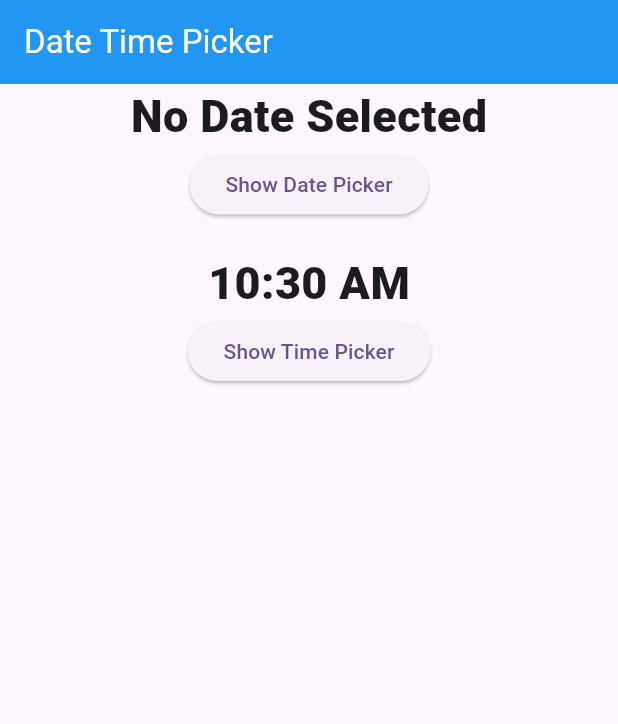
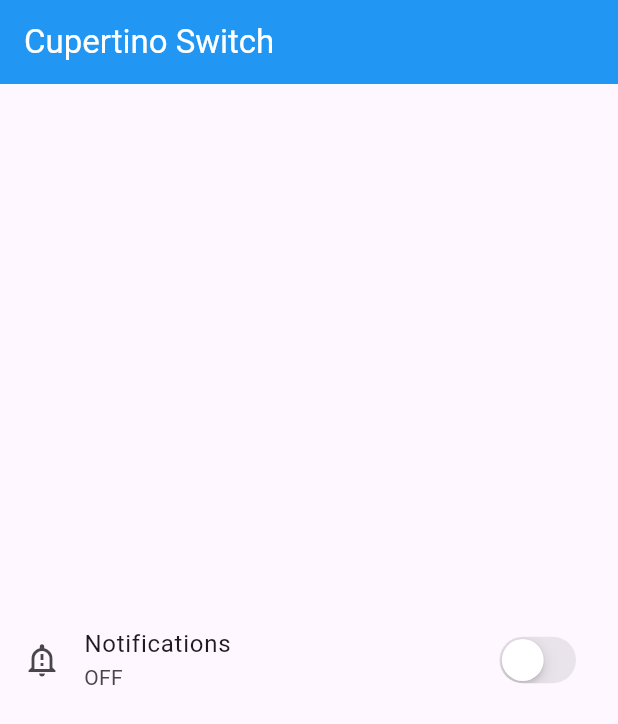
Before and after one commit to AbRehman536/Flutter_sec_9, a Flutter app: the screen it shows after launch, on a phone screen of 412 x 824 dp. Shown: the top 724 px of the screen. Run offline on Flutter 3.47's test engine with Material 3 defaults, Android fonts, the light colour scheme and no system bars; our stand-ins replace curved_navigation_bar, smooth_page_indicator.

Commit message:
Cupertino switch and Slider done

```diff
--- /dev/null
+++ b/lib/cupertino_switch.dart
@@ -0,0 +1,37 @@
+import 'package:flutter/cupertino.dart';
+import 'package:flutter/material.dart';
+
+class CupertinoSwitchDemo extends StatefulWidget {
+  const CupertinoSwitchDemo({super.key});
+
+  @override
+  State<CupertinoSwitchDemo> createState() => _CupertinoSwitchDemoState();
+}
+
+class _CupertinoSwitchDemoState extends State<CupertinoSwitchDemo> {
+  bool isSwitchOn = false;
+  @override
+  Widget build(BuildContext context) {
+    return Scaffold(
+      appBar: AppBar(
+        title: Text("Cupertino Switch"),
+        backgroundColor: Colors.blue,
+        foregroundColor: Colors.white,
+      ),
+      body: Center(child:
+          ListTile(
+            leading: Icon(isSwitchOn ? Icons.notifications : Icons.notification_important_outlined),
+            title: Text("Notifications"),
+            subtitle: Text(isSwitchOn ? "ON" : "OFF"),
+            trailing: CupertinoSwitch(
+              value: isSwitchOn,
+              onChanged: (bool value) {
+                setState(() {
+                  isSwitchOn = value;
+                });
+              }, ),
+          )
+      ),
+    );
+  }
+}
--- a/lib/main.dart
+++ b/lib/main.dart
@@ -2,6 +2,7 @@ import 'package:flutter/material.dart';
 import 'package:flutter_sec_9/assets_images.dart';
 import 'package:flutter_sec_9/bottom_bar_demo.dart';
 import 'package:flutter_sec_9/bottom_sheet.dart';
+import 'package:flutter_sec_9/cupertino_switch.dart';
 import 'package:flutter_sec_9/curved_bottom_bar_demo.dart';
 import 'package:flutter_sec_9/date_time_picker.dart';
 import 'package:flutter_sec_9/dialogbox.dart';
@@ -18,6 +19,7 @@ import 'package:flutter_sec_9/network_image.dart';
 import 'package:flutter_sec_9/page_view.dart';
 import 'package:flutter_sec_9/row_column_demo.dart';
 import 'package:flutter_sec_9/single_selection.dart';
+import 'package:flutter_sec_9/slider.dart';
 import 'package:flutter_sec_9/tab_bar.dart';
 
 import 'appbar_demo.dart';
@@ -52,7 +54,7 @@ class MyApp extends StatelessWidget {
         // tested with just a hot reload.
         colorScheme: ColorScheme.fromSeed(seedColor: Colors.deepPurple),
       ),
-      home: DateTimePicker(),
+      home: CupertinoSwitchDemo(),
     );
   }
 }
```
Also changed, not shown: lib/slider.dart (added, +42 -0 lines).
